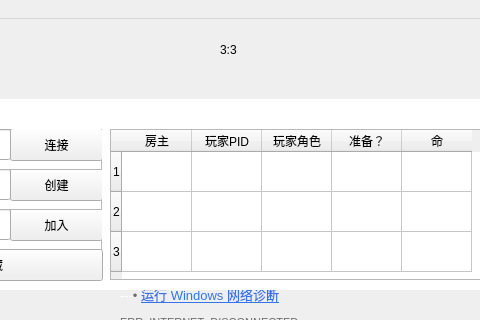
Above: DinoOL/dinool.ui from Brownlzy/DinoOL before the change; both pictures show x 340 to 820 and y 0 to 320 of the 1200 by 647 pixel window. Below: the same form after it.
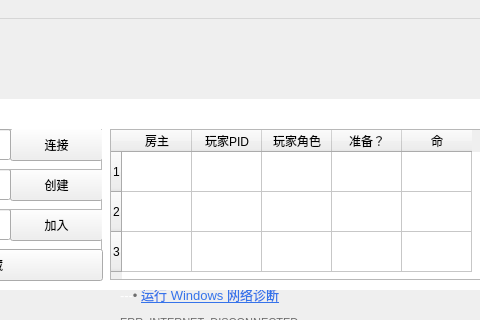
That is the form after the change. Icons and pictures are not drawn.

```diff
--- a/DinoOL/dinool.ui
+++ b/DinoOL/dinool.ui
@@ -742,6 +742,19 @@
       <string>&lt;html&gt;&lt;head/&gt;&lt;body&gt;&lt;p&gt;&lt;img src=&quot;:/pic/png/3&quot; width=&quot;36&quot; height=&quot;44&quot;/&gt;&lt;/p&gt;&lt;/body&gt;&lt;/html&gt;</string>
      </property>
     </widget>
+    <widget class="QLabel" name="labP1P2Life">
+     <property name="geometry">
+      <rect>
+       <x>50</x>
+       <y>80</y>
+       <width>41</width>
+       <height>21</height>
+      </rect>
+     </property>
+     <property name="text">
+      <string>3:3</string>
+     </property>
+    </widget>
    </widget>
    <widget class="QFrame" name="frmRlife">
     <property name="geometry">
@@ -899,19 +912,6 @@
      </property>
     </widget>
    </widget>
-   <widget class="QLabel" name="labP1P2Life">
-    <property name="geometry">
-     <rect>
-      <x>560</x>
-      <y>20</y>
-      <width>41</width>
-      <height>21</height>
-     </rect>
-    </property>
-    <property name="text">
-     <string>3:3</string>
-    </property>
-   </widget>
    <zorder>lab_7</zorder>
    <zorder>labRoad</zorder>
    <zorder>label_2</zorder>
```
Left out of the diff: 1 changed line with no effect on the pictures.
